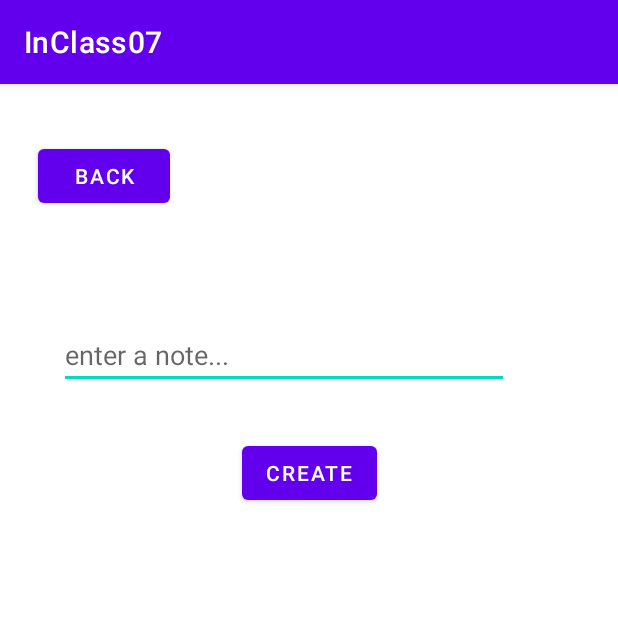
After one commit to sam19981/InClass07_002787959_002783511, an Android app: the fragment CreateNote shown on its own in the app's theme, on a phone screen of 412 x 824 dp, the top half of it. The commit adds this screen. Run offline under Robolectric (Android 15) with nearby library versions, the phone set to English and light mode, and no system bars.

Commit message:
adding createnote

```diff
--- /dev/null
+++ b/app/src/main/java/com/example/inclass07/CreateNote.java
@@ -0,0 +1,146 @@
+package com.example.inclass07;
+
+import android.content.Context;
+import android.content.SharedPreferences;
+import android.os.Bundle;
+
+import androidx.annotation.NonNull;
+import androidx.fragment.app.Fragment;
+
+import android.util.Log;
+import android.view.LayoutInflater;
+import android.view.View;
+import android.view.ViewGroup;
+import android.widget.Button;
+import android.widget.TextView;
+import android.widget.Toast;
+
+import java.io.IOException;
+
+import okhttp3.Call;
+import okhttp3.Callback;
+import okhttp3.FormBody;
+import okhttp3.OkHttpClient;
+import okhttp3.Request;
+import okhttp3.RequestBody;
+import okhttp3.Response;
+import okhttp3.ResponseBody;
+
+/**
+ * A simple {@link Fragment} subclass.
+ * Use the {@link CreateNote#newInstance} factory method to
+ * create an instance of this fragment.
+ */
+public class CreateNote extends Fragment {
+
+    // TODO: Rename parameter arguments, choose names that match
+    // the fragment initialization parameters, e.g. ARG_ITEM_NUMBER
+    private static final String ARG_PARAM1 = "param1";
+    private static final String ARG_PARAM2 = "param2";
+
+    private OkHttpClient client = new OkHttpClient();
+
+    private TextView note;
+    private Button notebtn;
+    private Button backBtn;
+
+    // TODO: Rename and change types of parameters
+    private String mParam1;
+    private String mParam2;
+
+    private String BASE_URL = "http://ec2-54-164-201-39.compute-1.amazonaws.com:3000/api/note";
+
+
+    public CreateNote() {
+        // Required empty public constructor
+    }
+
+    /**
+     * Use this factory method to create a new instance of
+     * this fragment using the provided parameters.
+     *
+     * @param param1 Parameter 1.
+     * @param param2 Parameter 2.
+     * @return A new instance of fragment CreateNote.
+     */
+    // TODO: Rename and change types and number of parameters
+    public static CreateNote newInstance(String param1, String param2) {
+        CreateNote fragment = new CreateNote();
+        Bundle args = new Bundle();
+        args.putString(ARG_PARAM1, param1);
+        args.putString(ARG_PARAM2, param2);
+        fragment.setArguments(args);
+        return fragment;
+    }
+
+    @Override
+    public void onCreate(Bundle savedInstanceState) {
+        super.onCreate(savedInstanceState);
+        if (getArguments() != null) {
+            mParam1 = getArguments().getString(ARG_PARAM1);
+            mParam2 = getArguments().getString(ARG_PARAM2);
+        }
+    }
+
+    @Override
+    public View onCreateView(LayoutInflater inflater, ViewGroup container,
+                             Bundle savedInstanceState) {
+        // Inflate the layout for this fragment
+        View view =  inflater.inflate(R.layout.fragment_create_note, container, false);
+        note = view.findViewById(R.id.addnote);
+        notebtn = view.findViewById(R.id.addnotebtn);
+        backBtn = view.findViewById(R.id.backbtn);
+
+        notebtn.setOnClickListener(new View.OnClickListener() {
+            @Override
+            public void onClick(View view) {
+                RequestBody formBody = new FormBody.Builder()
+                        .add("text", note.getText().toString())
+                        .build();
+
+                SharedPreferences sharedPref = getActivity().getPreferences(Context.MODE_PRIVATE);
+                Log.d("token string", "onClick: " + sharedPref.getString(getString(R.string.login_data),"empty"));
+
+                Request request = new Request.Builder()
+                        .url(BASE_URL + "/post")
+                        .addHeader("x-access-token", sharedPref.getString(getString(R.string.login_data),"empty"))
+                        .post(formBody)
+                        .build();
+
+                client.newCall(request).enqueue(new Callback() {
+                    @Override
+                    public void onFailure(@NonNull Call call, @NonNull IOException e) {
+                        e.printStackTrace();
+                        Log.d("fail", "onFailure: " + "failiure");
+                    }
+
+                    @Override
+                    public void onResponse(@NonNull Call call, @NonNull Response response) throws IOException {
+                        if(response.isSuccessful()){
+                            ResponseBody responseBody =response.body();
+                            Log.d("post msg", "onResponse: " + responseBody.string());
+                            Toast.makeText(getContext(), "Note created Successfully", Toast.LENGTH_SHORT).show();
+                        }
+                        else{
+                            Log.d("post msg unsuccess", "onResponse: " + response.body().string());
+
+                        }
+
+                    }
+                });
+
+
+
+            }
+        });
+        backBtn.setOnClickListener(new View.OnClickListener() {
+            @Override
+            public void onClick(View view) {
+                // go back to list of notes
+            }
+        });
+
+
+        return view;
+    }
+}
--- a/app/src/main/java/com/example/inclass07/Login.java
+++ b/app/src/main/java/com/example/inclass07/Login.java
@@ -77,6 +77,8 @@ public class Login  extends Fragment  {
     private OkHttpClient client = new OkHttpClient();
     private EditText email;
 
+
+
     private EditText password;
     private Button regbtn;
 
@@ -127,6 +129,7 @@ public class Login  extends Fragment  {
         View view = inflater.inflate(R.layout.fragment_login, container, false);
 
         regbtn = view.findViewById(R.id.registerbtn);
+
 
         email = view.findViewById(R.id.lEmailId);
         password = view.findViewById(R.id.lPasswordId);
@@ -204,6 +207,8 @@ public class Login  extends Fragment  {
                                      }
         );
 
+
+
         return view;
     }
 }
--- /dev/null
+++ b/app/src/main/res/layout/fragment_create_note.xml
@@ -0,0 +1,43 @@
+<?xml version="1.0" encoding="utf-8"?>
+<androidx.constraintlayout.widget.ConstraintLayout xmlns:android="http://schemas.android.com/apk/res/android"
+    xmlns:app="http://schemas.android.com/apk/res-auto"
+    xmlns:tools="http://schemas.android.com/tools"
+    android:id="@+id/frameLayout2"
+    android:layout_width="match_parent"
+    android:layout_height="match_parent"
+    tools:context=".CreateNote">
+
+    <EditText
+        android:id="@+id/addnote"
+        android:layout_width="300dp"
+        android:layout_height="wrap_content"
+        android:layout_marginStart="84dp"
+        android:layout_marginTop="158dp"
+        android:layout_marginEnd="117dp"
+        android:ems="10"
+        android:hint="enter a note..."
+        android:inputType="textPersonName"
+        app:layout_constraintEnd_toEndOf="parent"
+        app:layout_constraintStart_toStartOf="parent"
+        app:layout_constraintTop_toTopOf="parent" />
+
+    <Button
+        android:id="@+id/addnotebtn"
+        android:layout_width="wrap_content"
+        android:layout_height="wrap_content"
+        android:layout_marginTop="32dp"
+        android:text="CREATE"
+        app:layout_constraintEnd_toEndOf="parent"
+        app:layout_constraintStart_toStartOf="parent"
+        app:layout_constraintTop_toBottomOf="@+id/addnote" />
+
+    <Button
+        android:id="@+id/backbtn"
+        android:layout_width="wrap_content"
+        android:layout_height="wrap_content"
+        android:layout_marginStart="25dp"
+        android:layout_marginTop="37dp"
+        android:text="back"
+        app:layout_constraintStart_toStartOf="parent"
+        app:layout_constraintTop_toTopOf="parent" />
+</androidx.constraintlayout.widget.ConstraintLayout>
```
Also changed, not shown: app/src/main/java/com/example/inclass07/NotesDisplay.java (+13 -0 lines), app/src/main/res/layout/fragment_notes_display.xml (+10 -0 lines).
